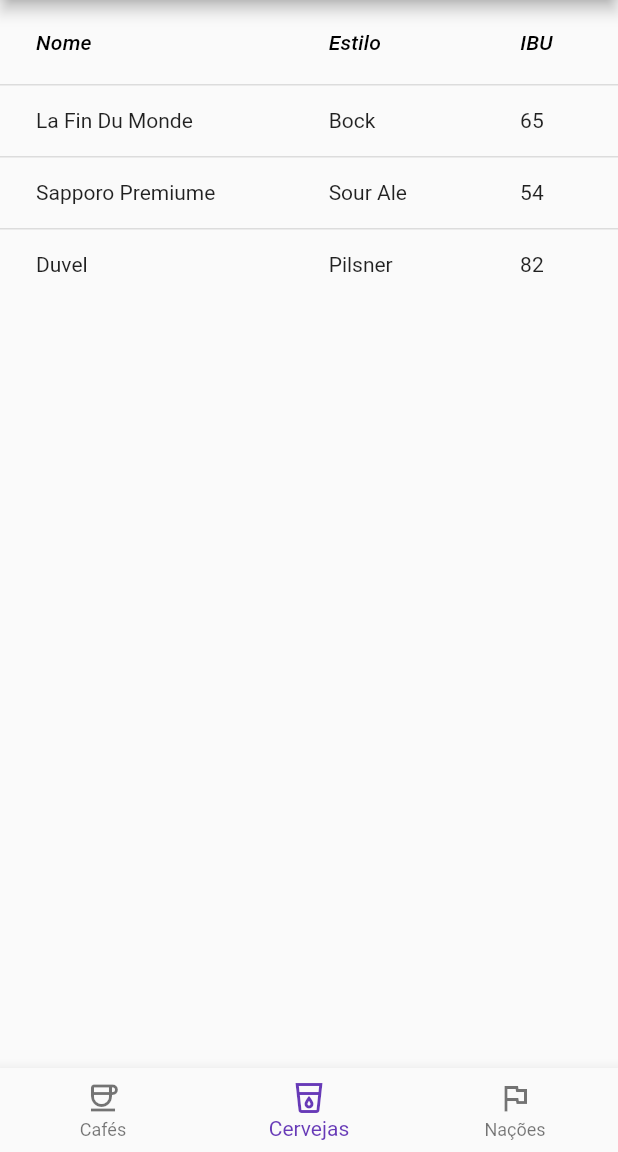
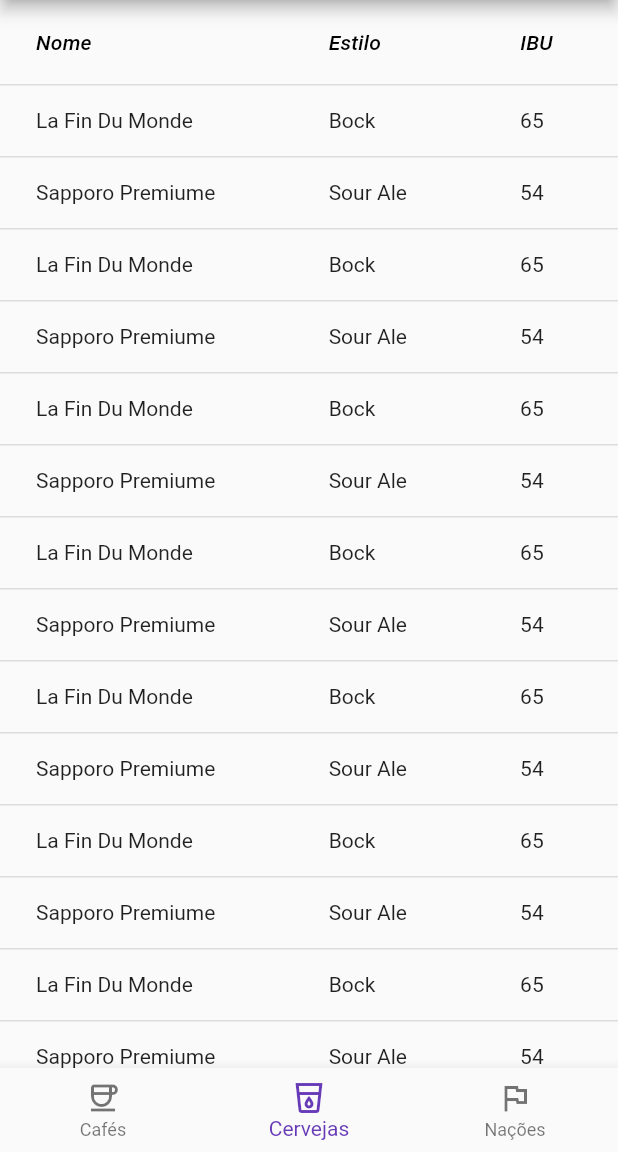
Before and after one commit to leonardobezrr/POO-1-, a Flutter app: the screen it shows after launch, item 2 of the bottom bar chosen, on a phone screen of 412 x 824 dp, the part 84-1236 px from its top. Run offline on Flutter 3.47's test engine with Material 2 defaults, Android fonts, the phone set to English and light mode, and no system bars; our stand-ins replace flutter_hooks.

Commit message:
qse ok
adicionando itens para conferir o list view (rolagem)

```diff
--- a/receita6/lib/main.dart
+++ b/receita6/lib/main.dart
@@ -13,6 +13,30 @@
 
   void carregarCervejas() {
     tableStateNotifier.value = [
+      {"name": "La Fin Du Monde", "style": "Bock", "ibu": "65"},
+      {"name": "Sapporo Premiume", "style": "Sour Ale", "ibu": "54"},
+      {"name": "La Fin Du Monde", "style": "Bock", "ibu": "65"},
+      {"name": "Sapporo Premiume", "style": "Sour Ale", "ibu": "54"},
+      {"name": "La Fin Du Monde", "style": "Bock", "ibu": "65"},
+      {"name": "Sapporo Premiume", "style": "Sour Ale", "ibu": "54"},
+      {"name": "La Fin Du Monde", "style": "Bock", "ibu": "65"},
+      {"name": "Sapporo Premiume", "style": "Sour Ale", "ibu": "54"},
+      {"name": "La Fin Du Monde", "style": "Bock", "ibu": "65"},
+      {"name": "Sapporo Premiume", "style": "Sour Ale", "ibu": "54"},
+      {"name": "La Fin Du Monde", "style": "Bock", "ibu": "65"},
+      {"name": "Sapporo Premiume", "style": "Sour Ale", "ibu": "54"},
+      {"name": "La Fin Du Monde", "style": "Bock", "ibu": "65"},
+      {"name": "Sapporo Premiume", "style": "Sour Ale", "ibu": "54"},
+      {"name": "La Fin Du Monde", "style": "Bock", "ibu": "65"},
+      {"name": "Sapporo Premiume", "style": "Sour Ale", "ibu": "54"},
+      {"name": "La Fin Du Monde", "style": "Bock", "ibu": "65"},
+      {"name": "Sapporo Premiume", "style": "Sour Ale", "ibu": "54"},
+      {"name": "La Fin Du Monde", "style": "Bock", "ibu": "65"},
+      {"name": "Sapporo Premiume", "style": "Sour Ale", "ibu": "54"},
+      {"name": "La Fin Du Monde", "style": "Bock", "ibu": "65"},
+      {"name": "Sapporo Premiume", "style": "Sour Ale", "ibu": "54"},
+      {"name": "La Fin Du Monde", "style": "Bock", "ibu": "65"},
+      {"name": "Sapporo Premiume", "style": "Sour Ale", "ibu": "54"},
       {"name": "La Fin Du Monde", "style": "Bock", "ibu": "65"},
       {"name": "Sapporo Premiume", "style": "Sour Ale", "ibu": "54"},
       {"name": "Duvel", "style": "Pilsner", "ibu": "82"}
```
